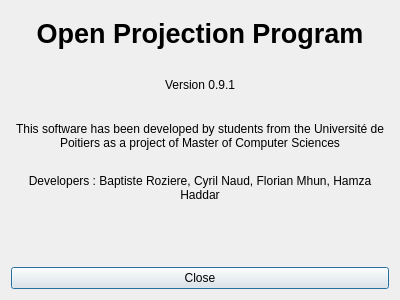
Above: src/aboutdialog.ui from cinemaouvert/OPP before the change. Below: the same form after it.
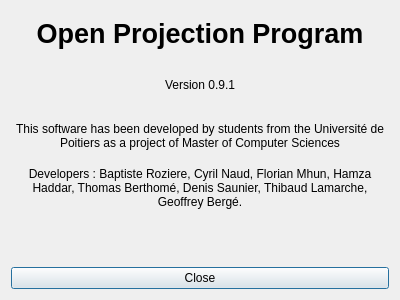
That is the form after the change. Icons and pictures are not drawn.

```diff
--- a/src/aboutdialog.ui
+++ b/src/aboutdialog.ui
@@ -53,7 +53,7 @@
    <item>
     <widget class="QLabel" name="label_developers">
      <property name="text">
-      <string>Developers : Baptiste Roziere, Cyril Naud, Florian Mhun, Hamza Haddar</string>
+      <string>Developers : Baptiste Roziere, Cyril Naud, Florian Mhun, Hamza Haddar, Thomas Berthomé, Denis Saunier, Thibaud Lamarche, Geoffrey Bergé.</string>
      </property>
      <property name="alignment">
       <set>Qt::AlignCenter</set>
```
